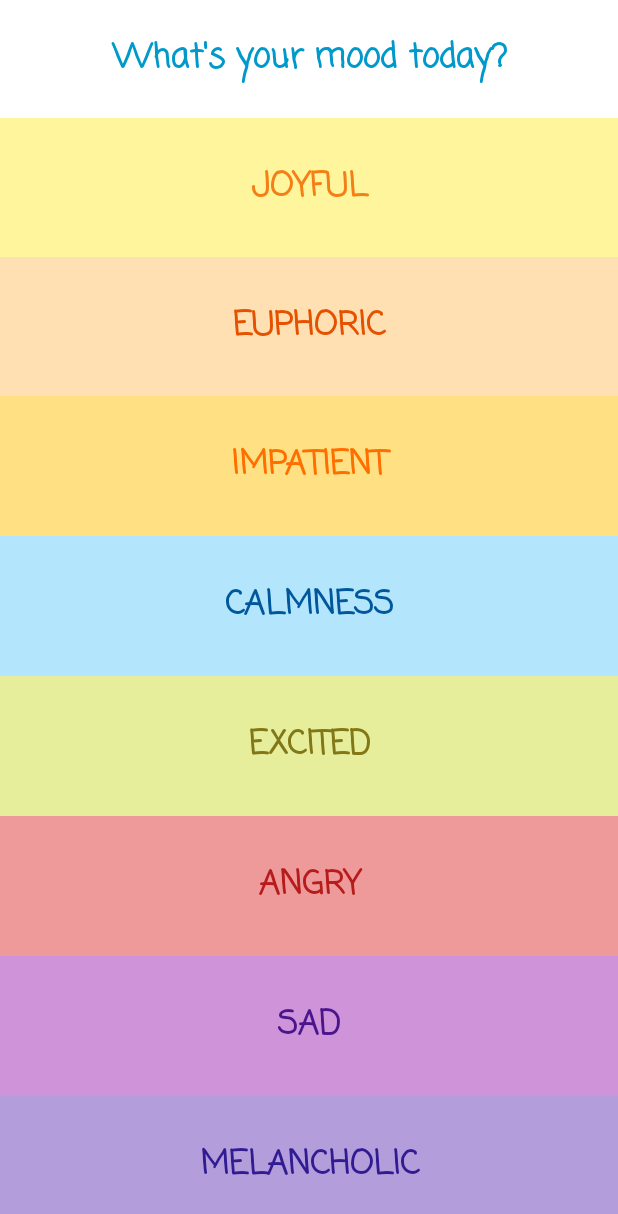
After one commit to mk187382/Olympia, an Android app: the layout activity_mood_choice.xml on its own in the app's theme, with its tools: preview values and no code run, on a phone screen of 412 x 824 dp. The commit adds this screen. Shown: the top 1214 px of the screen. Run offline under Robolectric (Android 15) with nearby library versions, the phone set to English and light mode, and no system bars.

Commit message:
new menu mood_choice

```diff
--- /dev/null
+++ b/app/src/main/res/layout/activity_mood_choice.xml
@@ -0,0 +1,216 @@
+<?xml version="1.0" encoding="utf-8"?>
+<LinearLayout xmlns:android="http://schemas.android.com/apk/res/android"
+    xmlns:tools="http://schemas.android.com/tools"
+    android:layout_width="match_parent"
+    android:layout_height="match_parent"
+    android:orientation="vertical">
+
+    <TableLayout
+        android:layout_width="match_parent"
+        android:layout_height="match_parent"
+        android:layout_gravity="center_vertical"
+        android:fitsSystemWindows="true"
+        android:gravity="center_vertical|center_horizontal"
+        >
+
+        <TableRow
+            android:layout_width="match_parent"
+            android:layout_height="match_parent"
+            android:background="@android:color/white"
+            android:layout_weight="1"
+            >
+
+            <TextView
+                android:id="@+id/moodQuestion"
+                android:layout_gravity="center"
+                android:layout_weight="90"
+                android:fontFamily="casual"
+                android:text="@string/your_feelings_now"
+                android:textAlignment="center"
+                android:textColor="@android:color/holo_blue_dark"
+                android:textSize="22sp"
+                android:textStyle="bold">
+            </TextView>
+
+        </TableRow>
+
+        <TableRow
+            android:layout_width="match_parent"
+            android:layout_height="match_parent"
+            android:weightSum="90"
+            android:layout_weight="1"
+            android:layout_gravity="center"
+            >
+
+
+
+            <Button
+                android:id="@+id/joyBtn"
+                android:text="@string/joy"
+                android:layout_weight="90"
+                android:layout_height="match_parent"
+                android:fontFamily="casual"
+                android:textAlignment="center"
+                android:textColor="@color/joyFont"
+                android:textSize="22sp"
+                android:textStyle="bold"
+                android:background="@color/joy"/>
+
+        </TableRow>
+
+        <TableRow
+            android:layout_width="match_parent"
+            android:layout_height="match_parent"
+            android:weightSum="90"
+            android:layout_weight="1"
+            android:layout_gravity="center"
+            >
+            <Button
+                android:id="@+id/euphoriaBtn"
+                android:text="@string/euphoria"
+                android:layout_weight="90"
+                android:layout_height="match_parent"
+                android:fontFamily="casual"
+                android:textAlignment="center"
+                android:textColor="@color/euphoriaFont"
+                android:textSize="22sp"
+                android:textStyle="bold"
+                android:background="@color/euphoria"/>
+
+        </TableRow>
+
+        <TableRow
+            android:layout_width="match_parent"
+            android:layout_height="match_parent"
+            android:weightSum="90"
+            android:layout_weight="1"
+            android:layout_gravity="center"
+            >
+
+            <Button
+                android:id="@+id/impatientBtn"
+                android:text="@string/impatient"
+                android:layout_weight="90"
+                android:layout_height="match_parent"
+                android:fontFamily="casual"
+                android:textAlignment="center"
+                android:textColor="@color/impatientFont"
+                android:textSize="22sp"
+                android:textStyle="bold"
+                android:background="@color/impatient"/>
+
+        </TableRow>
+
+        <TableRow
+            android:layout_width="match_parent"
+            android:layout_height="match_parent"
+            android:weightSum="90"
+            android:layout_weight="1"
+            android:layout_gravity="center"
+            >
+
+            <Button
+                android:id="@+id/calmBtn"
+                android:text="@string/calm"
+                android:layout_weight="90"
+                android:layout_height="match_parent"
+                android:fontFamily="casual"
+                android:textAlignment="center"
+                android:textColor="@color/calmFont"
+                android:textSize="22sp"
+                android:textStyle="bold"
+                android:background="@color/calm"/>
+
+        </TableRow>
+
+        <TableRow
+            android:layout_width="match_parent"
+            android:layout_height="match_parent"
+            android:weightSum="90"
+            android:layout_weight="1"
+            android:layout_gravity="center"
+            >
+            <Button
+                android:id="@+id/excitedBtn"
+                android:text="@string/excited"
+                android:layout_weight="90"
+                android:layout_height="match_parent"
+                android:fontFamily="casual"
+                android:textAlignment="center"
+                android:textColor="@color/excitedFont"
+                android:textSize="22sp"
+                android:textStyle="bold"
+                android:background="@color/excited"/>
+
+        </TableRow>
+
+        <TableRow
+            android:layout_width="match_parent"
+            android:layout_height="match_parent"
+            android:layout_gravity="center"
+            android:layout_weight="1"
+            >
+            <Button
+                android:id="@+id/angryBtn"
+                android:text="@string/angry"
+                android:layout_weight="90"
+                android:layout_height="match_parent"
+                android:fontFamily="casual"
+                android:textAlignment="center"
+                android:textColor="@color/angryFont"
+                android:textSize="22sp"
+                android:textStyle="bold"
+                android:background="@color/angry"/>
+
+        </TableRow>
+
+        <TableRow
+            android:layout_width="match_parent"
+            android:layout_height="match_parent"
+            android:weightSum="90"
+            android:layout_weight="1"
+            android:layout_gravity="center"
+            >
+            <Button
+                android:id="@+id/sadBtn"
+                android:text="@string/sad"
+                android:layout_weight="90"
+                android:layout_height="match_parent"
+                android:fontFamily="casual"
+                android:textAlignment="center"
+                android:textColor="@color/sadFont"
+                android:textSize="22sp"
+                android:textStyle="bold"
+                android:background="@color/sad"/>
+
+        </TableRow>
+
+        <TableRow
+            android:layout_width="match_parent"
+            android:layout_height="match_parent"
+            android:weightSum="90"
+            android:layout_weight="1"
+            android:layout_gravity="center"
+            >
+            <Button
+                android:id="@+id/melancholicBtn"
+                android:text="@string/melancholy"
+                android:layout_weight="90"
+                android:layout_height="match_parent"
+                android:fontFamily="casual"
+                android:textAlignment="center"
+                android:textColor="@color/melancholyFont"
+                android:textSize="22sp"
+                android:textStyle="bold"
+                android:background="@color/melancholy"/>
+
+        </TableRow>
+
+
+    </TableLayout>
+
+    <ListView
+        android:layout_width="match_parent"
+        android:layout_height="match_parent" />
+
+</LinearLayout>
--- a/app/src/main/res/values/colors.xml
+++ b/app/src/main/res/values/colors.xml
@@ -5,4 +5,27 @@
     <color name="colorAccent">#FF4081</color>
 
     <color name="black_overlay">#66000000</color>
+
+    <!--moods-->
+    <color name='angry'>#EF9A9A</color>
+    <color name='sad'>#CE93D8</color>
+    <color name='melancholy'>#B39DDB</color>
+    <color name='joy'>#FFF59D</color>
+    <color name='euphoria'>#FFE0B2</color>
+    <color name='calm'>#B3E5FC</color>
+    <color name='excited'>#E6EE9C</color>
+    <color name='impatient'>#FFE082</color>
+
+        <!--fonts-->
+    <color name='angryFont'>#B71C1C</color>
+    <color name='sadFont'>#4A148C</color>
+    <color name='melancholyFont'>#311B92</color>
+    <color name='joyFont'>#F57F17</color>
+    <color name='euphoriaFont'>#E65100</color>
+    <color name='calmFont'>#01579B</color>
+    <color name='excitedFont'>#827717</color>
+    <color name='impatientFont'>#FF6F00</color>
+
+    <!--end-->
+
 </resources>
--- a/app/src/main/res/values/strings.xml
+++ b/app/src/main/res/values/strings.xml
@@ -4,5 +4,18 @@
     <string name="dummy_button">Take a break</string>
     <string name="dummy_content">Olympia</string>
 
+
+    <!--mood_choice strings-->
+    <string name='your_feelings_now'>What's your mood today?</string>
+    <string name='angry'>Angry</string>
+    <string name='sad'>Sad</string>
+    <string name='melancholy'>Melancholic</string>
+    <string name='joy'>Joyful</string>
+    <string name='euphoria'>Euphoric</string>
+    <string name='calm'>Calmness</string>
+    <string name='excited'>Excited</string>
+    <string name='impatient'>Impatient</string>
+    <!--====     end     ====-->
+
     <string name="title_activity_single_test_image">SingleTestImage</string>
 </resources>
```
